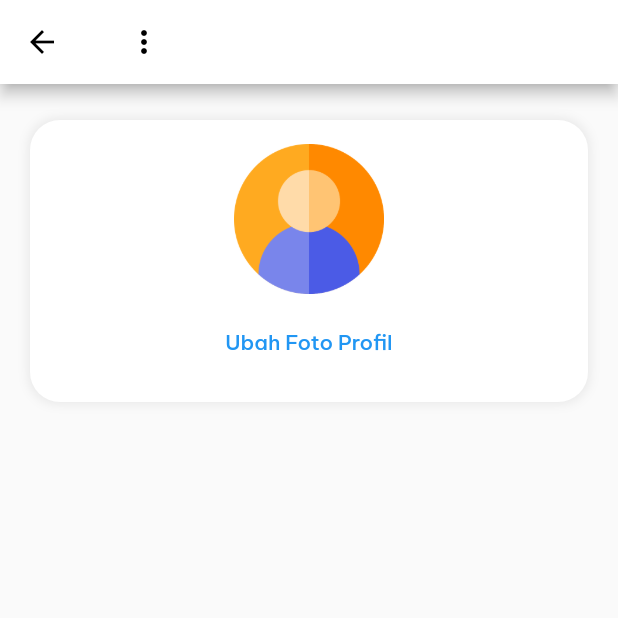
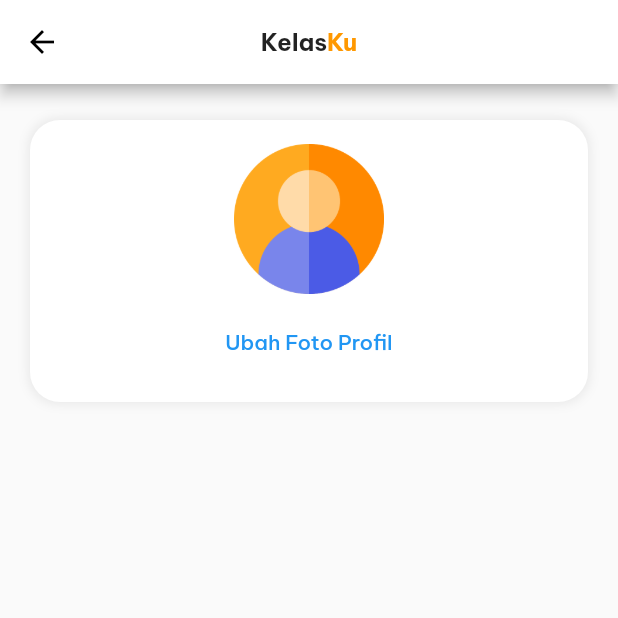
Before and after one commit to deevarindu/flutter_kelasku_tubes, a Flutter app: the ProfileScreen screen opened directly, on a phone screen of 412 x 824 dp, the top half of it. Run offline on Flutter 3.47's test engine with Material 2 defaults, Android fonts, the phone set to English and light mode, and no system bars; our stand-ins replace google_fonts.

Commit message:
fix login, home, and profile screen

```diff
--- a/lib/app.dart
+++ b/lib/app.dart
@@ -21,7 +21,7 @@ class App extends StatelessWidget {
         ),
       ),
       home: Scaffold(
-        body: LoginScreen(),
+        body: HomeScreen(),
       ),
     );
   }
--- a/lib/screens/profile_screen.dart
+++ b/lib/screens/profile_screen.dart
@@ -1,4 +1,6 @@
 import 'package:flutter/material.dart';
+
+import '../widgets/widgets.dart';
 
 class ProfileScreen extends StatelessWidget {
   const ProfileScreen({
@@ -19,11 +21,11 @@ class ProfileScreen extends StatelessWidget {
     return Scaffold(
       appBar: AppBar(
         title: Row(
-          mainAxisAlignment: MainAxisAlignment.spaceBetween,
+          mainAxisAlignment: MainAxisAlignment.center,
           children: [
-            IconButton(
-              onPressed: () {},
-              icon: const Icon(Icons.more_vert),
+            Container(
+              margin: EdgeInsets.only(right: 56),
+              child: title(),
             ),
           ],
         ),
--- /dev/null
+++ b/lib/widgets/title_widget.dart
@@ -0,0 +1,24 @@
+import 'package:flutter/material.dart';
+
+Widget title() {
+  return Row(
+    children: const [
+      Text(
+        'Kelas',
+        style: TextStyle(
+          fontSize: 16,
+          fontWeight: FontWeight.bold,
+          color: Colors.black87,
+        ),
+      ),
+      Text(
+        'Ku',
+        style: TextStyle(
+          fontSize: 16,
+          fontWeight: FontWeight.bold,
+          color: Colors.orange,
+        ),
+      ),
+    ],
+  );
+}
--- a/lib/widgets/widgets.dart
+++ b/lib/widgets/widgets.dart
@@ -1 +1,3 @@
 export 'classes_dropdown_widget.dart';
+export 'title_widget.dart';
+export 'profile_card_widget.dart';
```
Also changed, not shown: lib/model/pelajaran_model.dart (added, +9 -0 lines), lib/screens/home_screen.dart (+54 -2 lines), lib/screens/login_screen.dart (+5 -5 lines), lib/screens/register_screen.dart (+5 -5 lines), lib/widgets/profile_card_widget.dart (added, +110 -0 lines).
